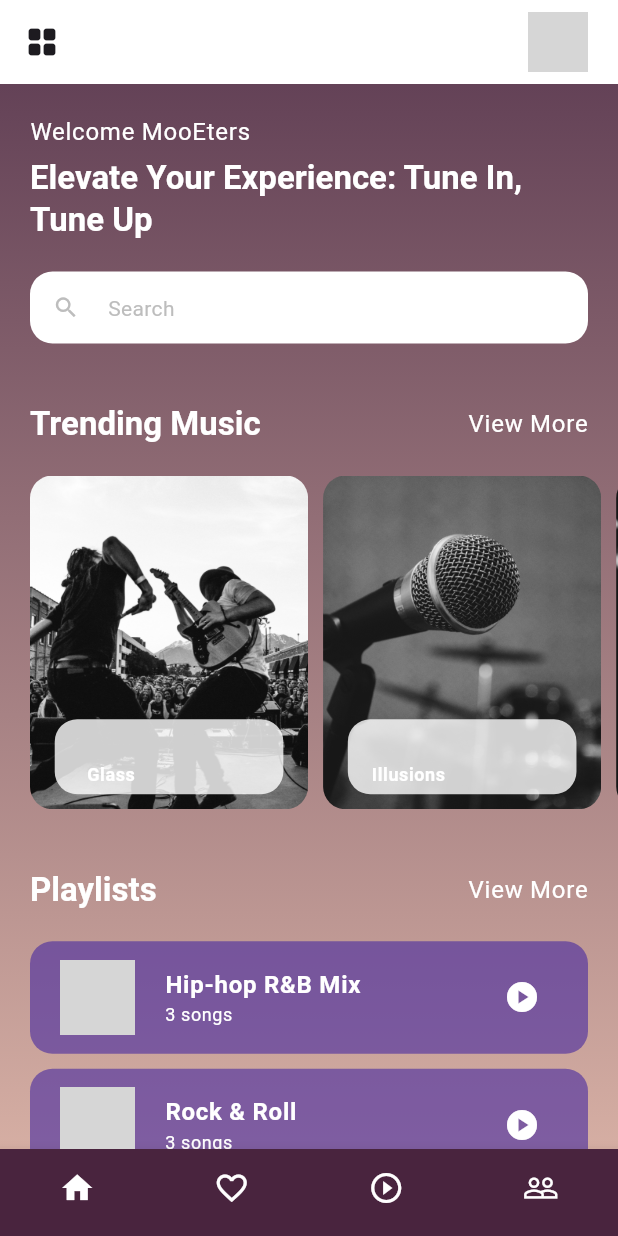
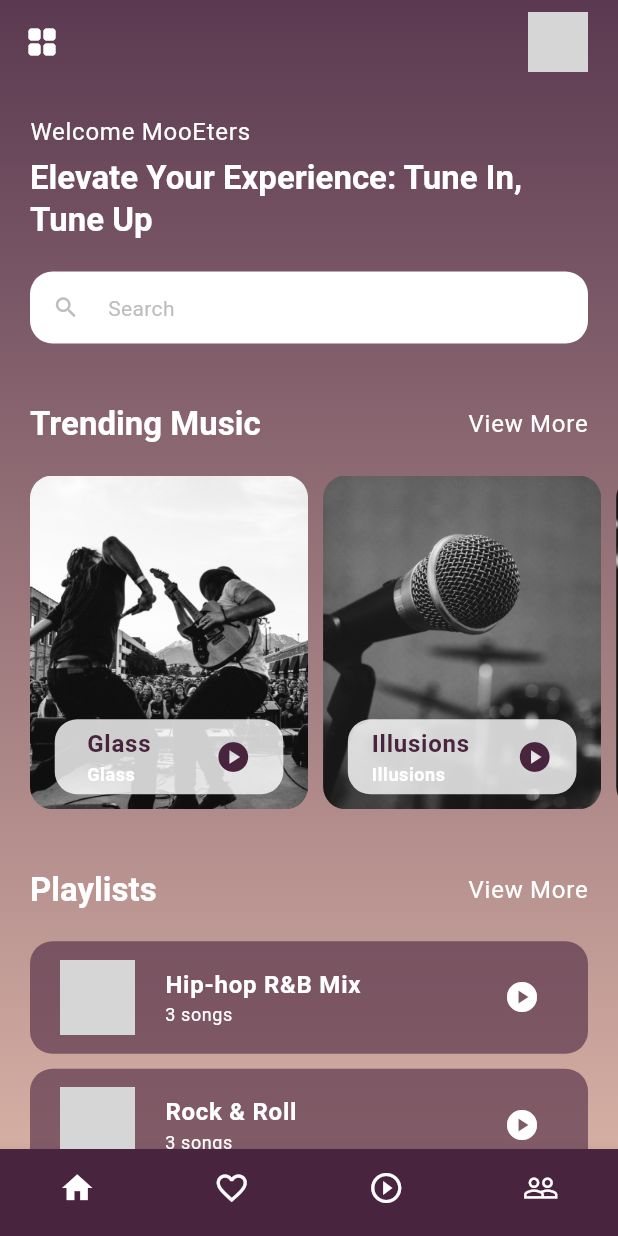
Before and after one commit to Nabilatusya/eternalmusic-mobile, a Flutter app: the screen it shows after launch, on a phone screen of 412 x 824 dp. Run offline on Flutter 3.47's test engine with Material 3 defaults, Android fonts, the phone set to English and light mode, and no system bars; our stand-ins replace get, just_audio, rxdart, supabase_flutter; accounts and stored records are empty; network calls fail; grey boxes are pictures that could not be loaded.

Commit message:
bismillah bisa sampe demo akhir

```diff
--- a/lib/screens/home_screen.dart
+++ b/lib/screens/home_screen.dart
@@ -203,9 +203,9 @@ class _CustomAppBar extends StatelessWidget implements PreferredSizeWidget {
   @override
   Widget build(BuildContext context) {
     return AppBar(
-      backgroundColor: Colors.white,
+      backgroundColor: Colors.transparent,
       elevation: 0,
-      leading: const Icon(Icons.grid_view_rounded),
+      leading: const Icon(Icons.grid_view_rounded, color: Colors.white),
       actions: [
         Container(
           margin: const EdgeInsets.only(right: 20),
--- a/lib/widgets/playlist_card.dart
+++ b/lib/widgets/playlist_card.dart
@@ -22,7 +22,7 @@ class PlaylistCard extends StatelessWidget {
         margin: const EdgeInsets.only(bottom: 10),
         padding: const EdgeInsets.symmetric(horizontal: 20),
         decoration: BoxDecoration(
-          color: Colors.deepPurple.shade800.withOpacity(0.6),
+          color: Color(0x49243E).withOpacity(0.6),
           borderRadius: BorderRadius.circular(15.0),
         ),
         child: Row(
--- a/lib/widgets/song_card.dart
+++ b/lib/widgets/song_card.dart
@@ -52,7 +52,7 @@ class SongCard extends StatelessWidget {
                       Text(
                         song.title,
                         style: Theme.of(context).textTheme.bodyLarge!.copyWith(
-                              color: Color(0x49243E),
+                              color: Color(0xFF49243E),
                               fontWeight: FontWeight.bold,
                             ),
                       ),
@@ -67,7 +67,7 @@ class SongCard extends StatelessWidget {
                   ),
                   const Icon(
                     Icons.play_circle,
-                    color: Color(0x49243E),
+                    color: Color(0xFF49243E),
                   ),
                 ],
               ),
```
Also changed, not shown: lib/screens/playlist_screen.dart (+8 -4 lines).
